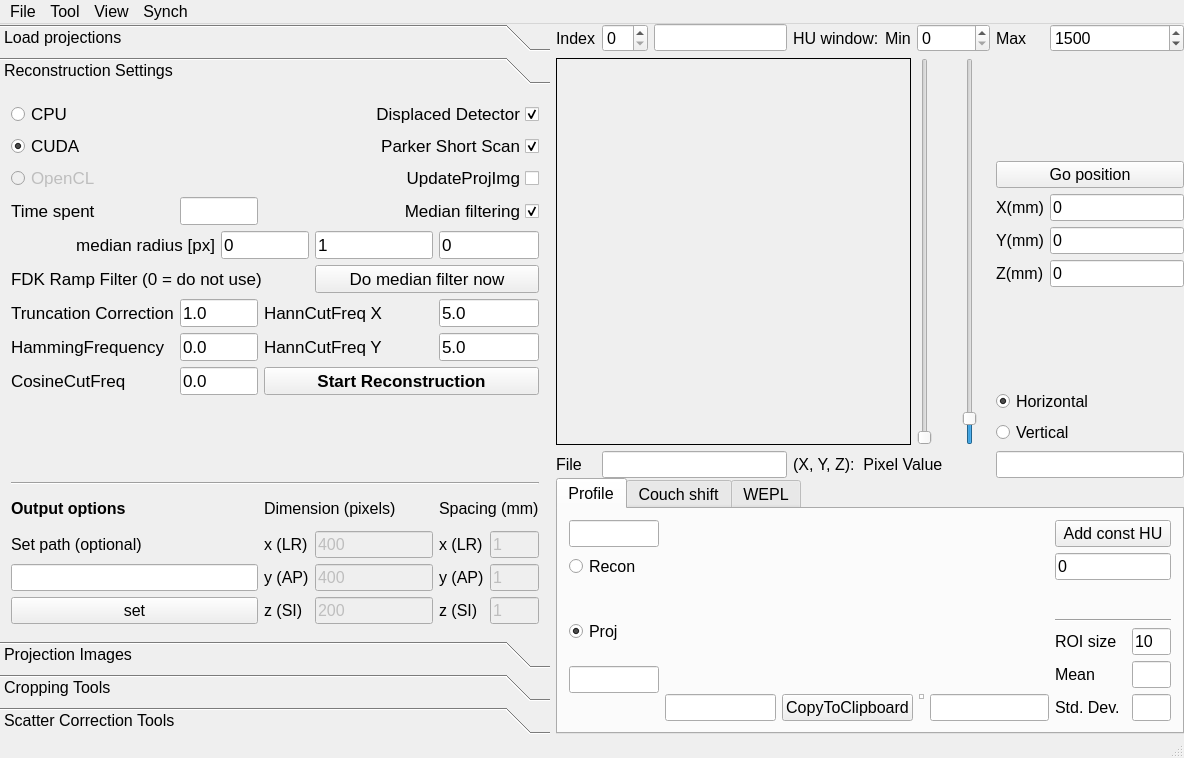
This is Applications/CbctRecon/ui/cbctrecon.ui in theday79/cbctrecon as Qt 5 draws it before an edit. The edited form follows.
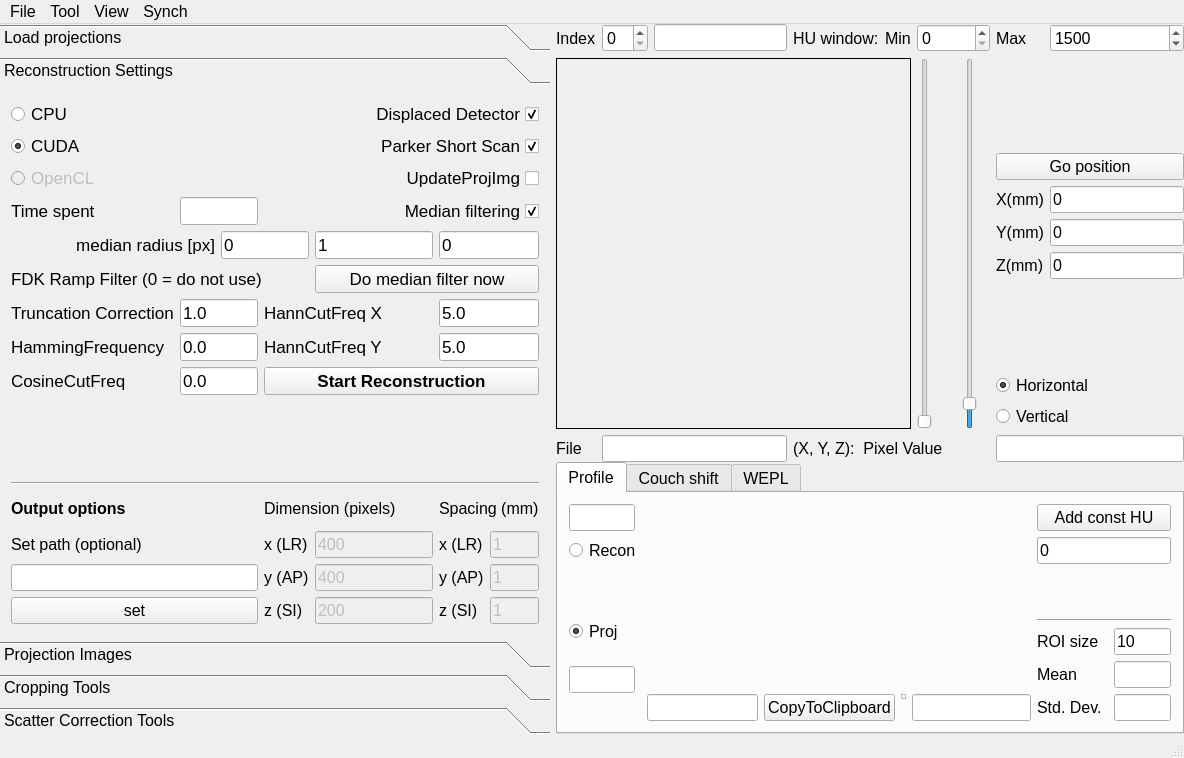
This is the edited form. The open tabs and pages were chosen to show the change. Custom widgets are drawn as their Qt base class.

```diff
--- a/Applications/CbctRecon/ui/cbctrecon.ui
+++ b/Applications/CbctRecon/ui/cbctrecon.ui
@@ -2706,7 +2706,7 @@
           <property name="maximumSize">
            <size>
             <width>16777215</width>
-            <height>256</height>
+            <height>272</height>
            </size>
           </property>
           <property name="font">
@@ -2766,6 +2766,12 @@
                 <height>0</height>
                </size>
               </property>
+              <property name="maximumSize">
+               <size>
+                <width>66</width>
+                <height>16777215</height>
+               </size>
+              </property>
               <property name="font">
                <font>
                 <family>Segoe UI</family>
@@ -2782,6 +2788,12 @@
                 <height>0</height>
                </size>
               </property>
+              <property name="maximumSize">
+               <size>
+                <width>66</width>
+                <height>16777215</height>
+               </size>
+              </property>
               <property name="font">
                <font>
                 <family>Segoe UI</family>
```
Left out of the diff: 8 changed lines with no effect on the pictures.
